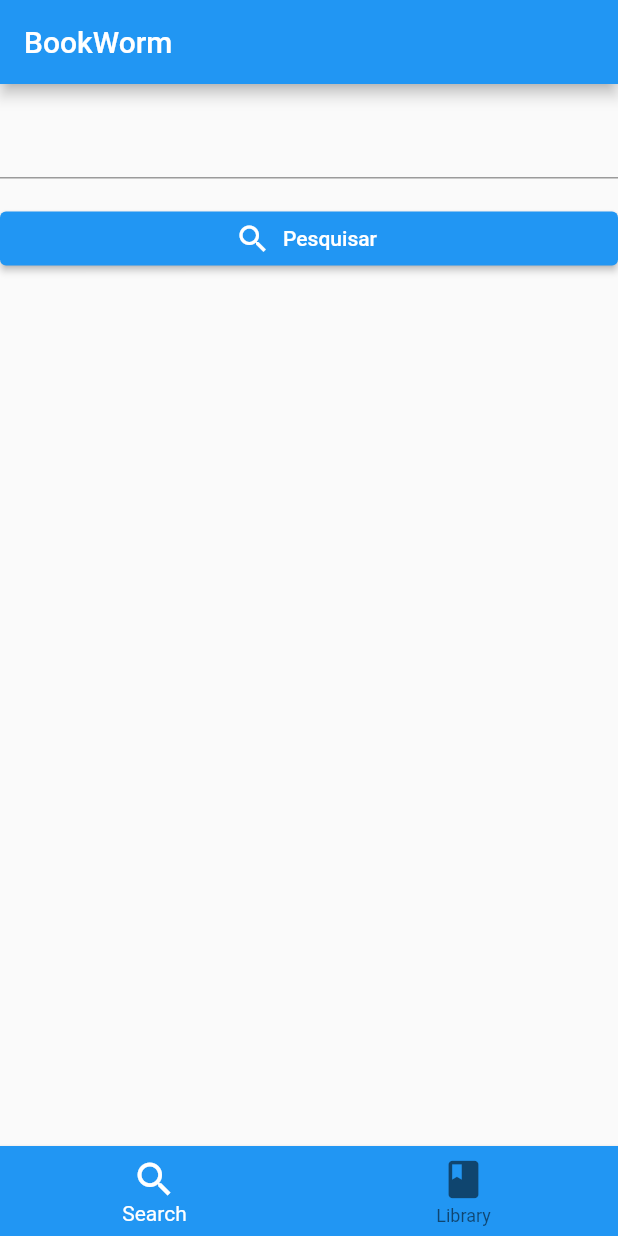
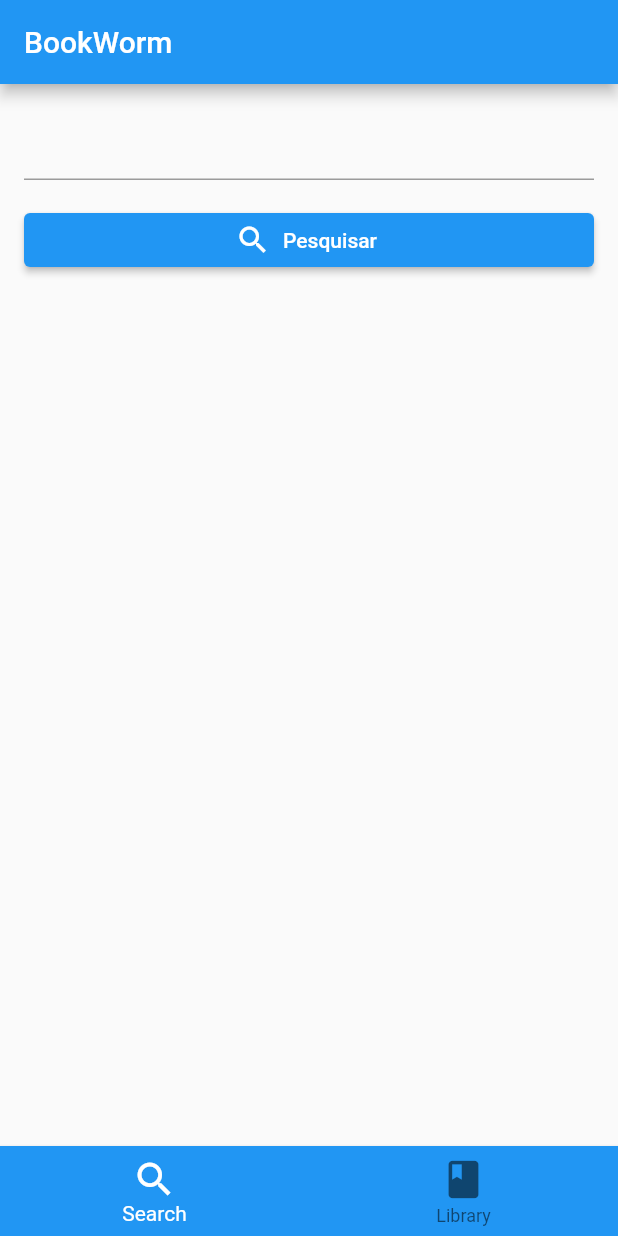
Before and after one commit to MichellDS/BookWorm, a Flutter app: the screen it shows after launch, on a phone screen of 412 x 824 dp. Run offline on Flutter 3.47's test engine with Material 2 defaults, Android fonts, the phone set to English and light mode, and no system bars; missing offline and left inert: google_books_api.

```diff
--- a/lib/pages/search_page.dart
+++ b/lib/pages/search_page.dart
@@ -21,7 +21,7 @@ class _SearchPageState extends State<SearchPage> {
   Widget build(BuildContext context) {
     return Scaffold(
       body: Padding(
-        padding: const EdgeInsets.symmetric(vertical: 15),
+        padding: const EdgeInsets.all(16),
         child: ListView(
           children: [
             TextField(),
```
Also changed, not shown: 1 other file.
